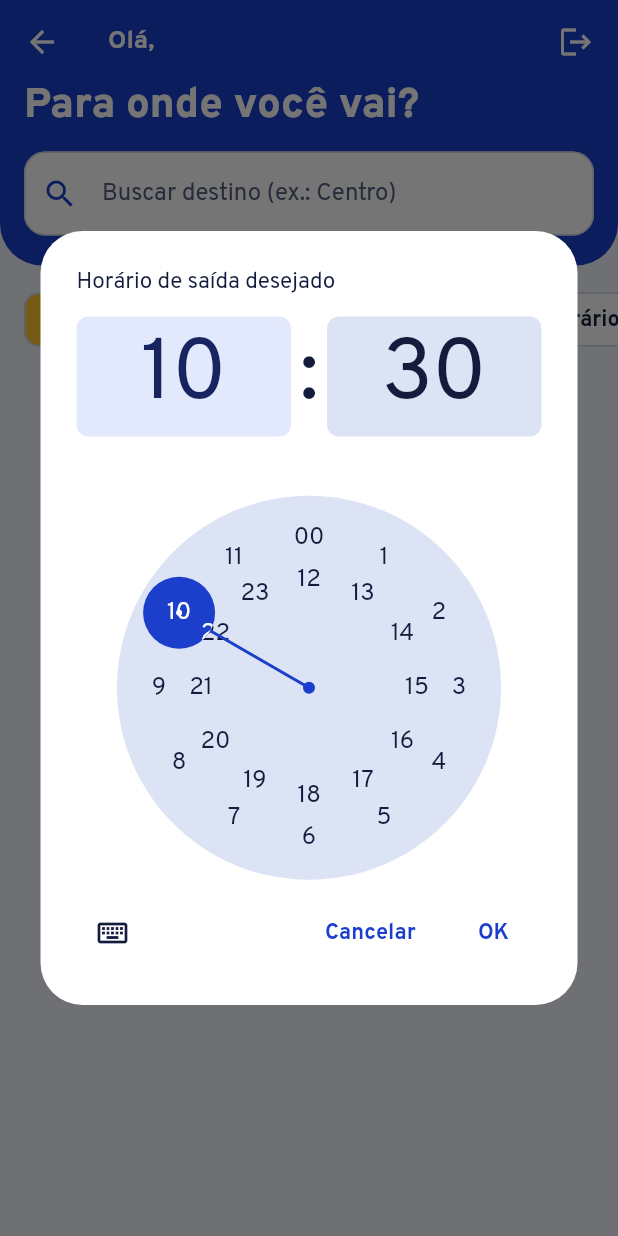
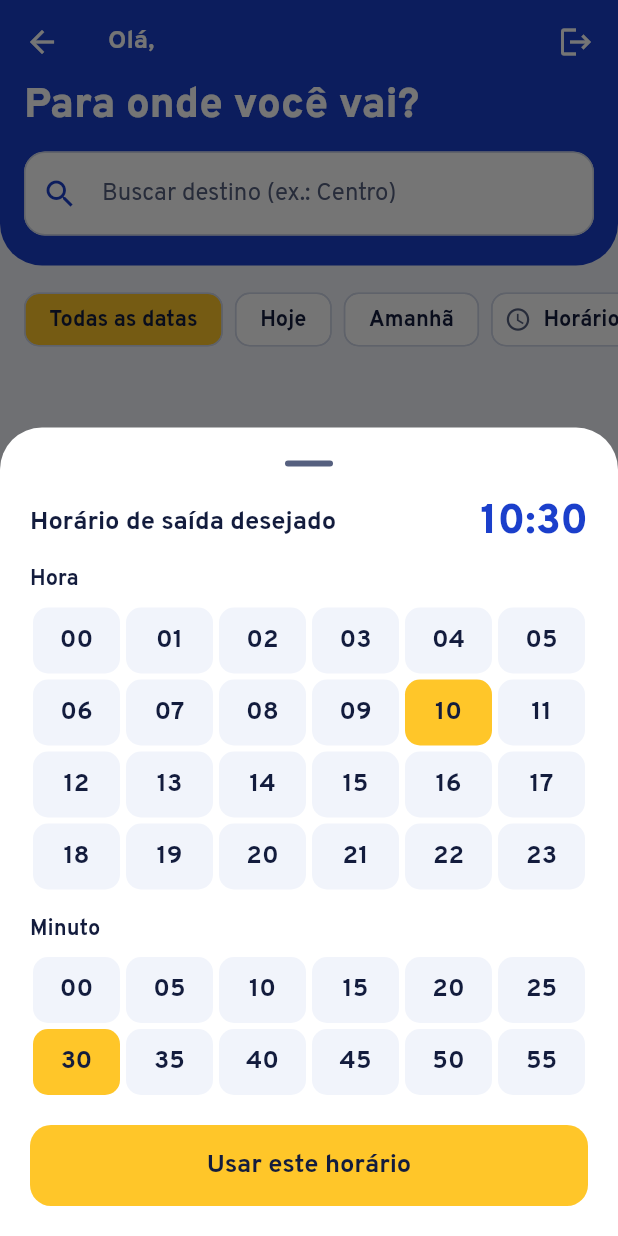
Before and after one commit to Thiagodmdev/caronauni, a Flutter app: the _SearchView screen opened directly, after a tap on "Horário", on a phone screen of 412 x 824 dp. Run offline on Flutter 3.47's test engine with Material 3 defaults, Android fonts, the phone set to English and light mode, and no system bars; our stand-ins replace cloud_firestore, firebase_auth, firebase_core, flutter_map, image_picker, latlong2; accounts and stored records are empty.

Commit message:
Troca o relógio por botões de hora e minuto

```diff
--- a/caronauni_app/lib/features/offer/offer_screen.dart
+++ b/caronauni_app/lib/features/offer/offer_screen.dart
@@ -12,6 +12,7 @@ import '../profile/vehicle_screen.dart';
 import '../shared/feedback.dart';
 import '../shared/reloadable.dart';
 import '../shared/road.dart';
+import '../shared/time_sheet.dart';
 
 class OfferScreen extends StatefulWidget {
   const OfferScreen({super.key, required this.onCreated});
@@ -107,9 +108,10 @@ class _OfferScreenState extends State<OfferScreen> {
   }
 
   Future<void> _pickTime() async {
-    final picked = await showTimePicker(
-      context: context,
-      initialTime: TimeOfDay.fromDateTime(_departure),
+    final picked = await pickTime(
+      context,
+      title: 'Horário de saída',
+      initial: TimeOfDay.fromDateTime(_departure),
     );
     if (picked == null) return;
     setState(
--- a/caronauni_app/lib/features/search/search_screen.dart
+++ b/caronauni_app/lib/features/search/search_screen.dart
@@ -10,6 +10,7 @@ import '../ride_detail/ride_detail_screen.dart';
 import '../shared/person_avatar.dart';
 import '../shared/rating_label.dart';
 import '../shared/road.dart';
+import '../shared/time_sheet.dart';
 import 'search_view_model.dart';
 
 class SearchScreen extends StatelessWidget {
@@ -86,10 +87,10 @@ class _Filters extends StatelessWidget {
 
   Future<void> _pickTime(BuildContext context) async {
     final minutes = viewModel.minutesOfDay;
-    final picked = await showTimePicker(
-      context: context,
-      helpText: 'Horário de saída desejado',
-      initialTime: minutes == null
+    final picked = await pickTime(
+      context,
+      title: 'Horário de saída desejado',
+      initial: minutes == null
           ? TimeOfDay.now()
           : TimeOfDay(hour: minutes ~/ 60, minute: minutes % 60),
     );
--- /dev/null
+++ b/caronauni_app/lib/features/shared/time_sheet.dart
@@ -0,0 +1,152 @@
+import 'package:flutter/material.dart';
+
+import '../../core/formatters.dart';
+import '../../core/theme.dart';
+
+/// Escolhe hora e minuto tocando direto nos números.
+Future<TimeOfDay?> pickTime(
+  BuildContext context, {
+  required String title,
+  required TimeOfDay initial,
+}) => showModalBottomSheet<TimeOfDay>(
+  context: context,
+  isScrollControlled: true,
+  showDragHandle: true,
+  useSafeArea: true,
+  backgroundColor: Colors.white,
+  constraints: const BoxConstraints(maxWidth: 480),
+  builder: (_) => _TimeSheet(title: title, initial: initial),
+);
+
+class _TimeSheet extends StatefulWidget {
+  const _TimeSheet({required this.title, required this.initial});
+
+  final String title;
+  final TimeOfDay initial;
+
+  @override
+  State<_TimeSheet> createState() => _TimeSheetState();
+}
+
+class _TimeSheetState extends State<_TimeSheet> {
+  static const _step = 5;
+
+  late int _hour;
+  late int _minute;
+
+  @override
+  void initState() {
+    super.initState();
+    _hour = widget.initial.hour;
+    _minute = widget.initial.minute ~/ _step * _step;
+  }
+
+  @override
+  Widget build(BuildContext context) {
+    final text = Theme.of(context).textTheme;
+    return SingleChildScrollView(
+      padding: const EdgeInsets.fromLTRB(20, 0, 20, 20),
+      child: Column(
+        crossAxisAlignment: CrossAxisAlignment.stretch,
+        children: [
+          Row(
+            children: [
+              Expanded(child: Text(widget.title, style: text.titleMedium)),
+              Text(
+                formatMinutesOfDay(_hour * 60 + _minute),
+                style: text.headlineMedium?.copyWith(color: AppColors.plate),
+              ),
+            ],
+          ),
+          const SizedBox(height: 12),
+          Text('Hora', style: text.labelLarge),
+          const SizedBox(height: 6),
+          _NumberGrid(
+            label: 'hora',
+            values: [for (var h = 0; h < 24; h++) h],
+            selected: _hour,
+            onSelected: (h) => setState(() => _hour = h),
+          ),
+          const SizedBox(height: 14),
+          Text('Minuto', style: text.labelLarge),
+          const SizedBox(height: 6),
+          _NumberGrid(
+            label: 'minuto',
+            values: [for (var m = 0; m < 60; m += _step) m],
+            selected: _minute,
+            onSelected: (m) => setState(() => _minute = m),
+          ),
+          const SizedBox(height: 18),
+          FilledButton(
+            style: AppTheme.laneButton,
+            onPressed: () => Navigator.of(
+              context,
+            ).pop(TimeOfDay(hour: _hour, minute: _minute)),
+            child: const Text('Usar este horário'),
+          ),
+        ],
+      ),
+    );
+  }
+}
+
+class _NumberGrid extends StatelessWidget {
+  const _NumberGrid({
+    required this.label,
+    required this.values,
+    required this.selected,
+    required this.onSelected,
+  });
+
+  static const _columns = 6;
+
+  final String label;
+  final List<int> values;
+  final int selected;
+  final ValueChanged<int> onSelected;
+
+  @override
+  Widget build(BuildContext context) => Column(
+    children: [
+      for (var row = 0; row < values.length; row += _columns)
+        Row(
+          children: [
+            for (final value in values.skip(row).take(_columns))
+              Expanded(
+                child: Padding(
+                  padding: const EdgeInsets.all(2),
+                  child: _cell(context, value),
+                ),
+              ),
+          ],
+        ),
+    ],
+  );
+
+  Widget _cell(BuildContext context, int value) {
+    final isSelected = value == selected;
+    final number = value.toString().padLeft(2, '0');
+    return Semantics(
+      button: true,
+      selected: isSelected,
+      label: '$label $number',
+      excludeSemantics: true,
+      onTap: () => onSelected(value),
+      child: Material(
+        key: ValueKey('$label $number'),
+        color: isSelected ? AppColors.lane : AppColors.paper,
+        borderRadius: BorderRadius.circular(10),
+        child: InkWell(
+          borderRadius: BorderRadius.circular(10),
+          onTap: () => onSelected(value),
+          child: SizedBox(
+            height: 44,
+            child: Center(
+              child: Text(number, style: Theme.of(context).textTheme.titleMedium),
+            ),
+          ),
+        ),
+      ),
+    );
+  }
+}
```
Also changed, not shown: 1 other file.
